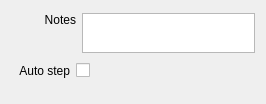
First picture: the form in src/Widgets/Inspector/InspectorGroupWidget.ui, repository CasparCG/client, before the edit.
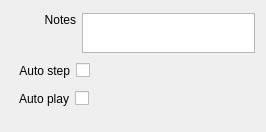
Second picture: the form after the edit.

Commit message:
- Redesigned OSC time widget. - Added "auto-play" functionality.
Sponsored by DreamHack.

```diff
--- a/src/Widgets/Inspector/InspectorGroupWidget.ui
+++ b/src/Widgets/Inspector/InspectorGroupWidget.ui
@@ -7,7 +7,7 @@
     <x>0</x>
     <y>0</y>
     <width>266</width>
-    <height>104</height>
+    <height>132</height>
    </rect>
   </property>
   <property name="sizePolicy">
@@ -116,6 +116,59 @@
      </item>
     </layout>
    </item>
+   <item>
+    <layout class="QHBoxLayout" name="horizontalLayoutAutoPlay">
+     <item>
+      <spacer name="horizontalSpacerAutoPlay1">
+       <property name="orientation">
+        <enum>Qt::Horizontal</enum>
+       </property>
+       <property name="sizeType">
+        <enum>QSizePolicy::Fixed</enum>
+       </property>
+       <property name="sizeHint" stdset="0">
+        <size>
+         <width>8</width>
+         <height>20</height>
+        </size>
+       </property>
+      </spacer>
+     </item>
+     <item>
+      <widget class="QLabel" name="labelAutoPlay">
+       <property name="text">
+        <string>Auto play</string>
+       </property>
+       <property name="alignment">
+        <set>Qt::AlignRight|Qt::AlignTrailing|Qt::AlignVCenter</set>
+       </property>
+      </widget>
+     </item>
+     <item>
+      <widget class="QCheckBox" name="checkBoxAutoPlay">
+       <property name="layoutDirection">
+        <enum>Qt::RightToLeft</enum>
+       </property>
+       <property name="text">
+        <string/>
+       </property>
+      </widget>
+     </item>
+     <item>
+      <spacer name="horizontalSpacerAutoPlay2">
+       <property name="orientation">
+        <enum>Qt::Horizontal</enum>
+       </property>
+       <property name="sizeHint" stdset="0">
+        <size>
+         <width>40</width>
+         <height>20</height>
+        </size>
+       </property>
+      </spacer>
+     </item>
+    </layout>
+   </item>
    <item>
     <spacer name="verticalSpacerGroup">
      <property name="orientation">
```
Left out of the diff: 21 changed lines with no effect on the pictures. The commit also changes 135 other files.
